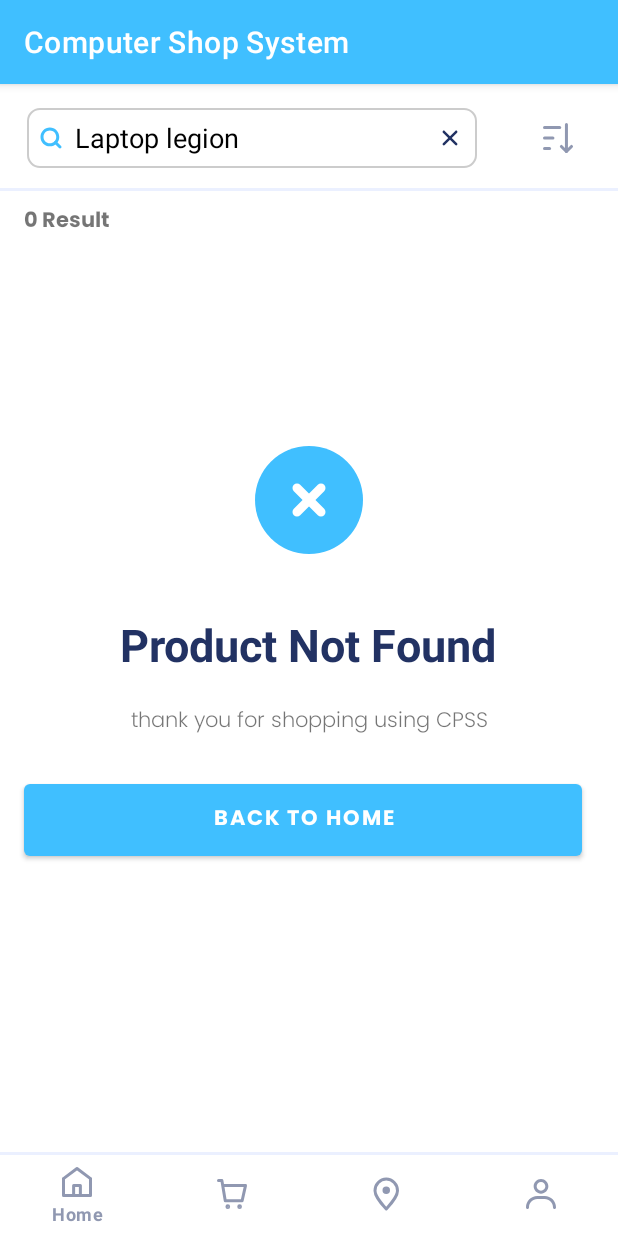
After one commit to Thuan0707/ComputerShopSystem, an Android app: the SearchNotFound screen opened directly, with no data from a screen before it, on a phone screen of 412 x 824 dp. The commit adds this screen. Run offline under Robolectric (Android 15) with nearby library versions, the phone set to English and light mode, and no system bars.

Commit message:
done 4 page

```diff
--- a/ComputerShopSystem/app/src/main/AndroidManifest.xml
+++ b/ComputerShopSystem/app/src/main/AndroidManifest.xml
@@ -9,7 +9,10 @@
         android:roundIcon="@mipmap/ic_launcher_round"
         android:supportsRtl="true"
         android:theme="@style/Theme.ComputerShopSystem">
-        <activity android:name=".View.ProductDetails"></activity>
+        <activity android:name=".View.SearchNotFound"></activity>
+        <activity android:name=".View.SearchResult" />
+        <activity android:name=".View.SearchInput" />
+        <activity android:name=".View.ProductDetails" />
         <activity android:name=".View.MainActivity">
             <intent-filter>
                 <action android:name="android.intent.action.MAIN" />
--- /dev/null
+++ b/ComputerShopSystem/app/src/main/java/com/example/computershopsystem/View/SearchNotFound.java
@@ -0,0 +1,16 @@
+package com.example.computershopsystem.View;
+
+import androidx.appcompat.app.AppCompatActivity;
+
+import android.os.Bundle;
+
+import com.example.computershopsystem.R;
+
+public class SearchNotFound extends AppCompatActivity {
+
+    @Override
+    protected void onCreate(Bundle savedInstanceState) {
+        super.onCreate(savedInstanceState);
+        setContentView(R.layout.activity_search_not_found);
+    }
+}
--- /dev/null
+++ b/ComputerShopSystem/app/src/main/res/drawable/ic_notfound.xml
@@ -0,0 +1,23 @@
+<vector xmlns:android="http://schemas.android.com/apk/res/android"
+    android:width="132dp"
+    android:height="132dp"
+    android:viewportWidth="132"
+    android:viewportHeight="132">
+  <path
+      android:pathData="M66,20L66,20A36,36 0,0 1,102 56L102,56A36,36 0,0 1,66 92L66,92A36,36 0,0 1,30 56L30,56A36,36 0,0 1,66 20z"
+      android:fillColor="#40BFFF"/>
+  <path
+      android:pathData="M58,64L74,48"
+      android:strokeLineJoin="round"
+      android:strokeWidth="6"
+      android:fillColor="#00000000"
+      android:strokeColor="#ffffff"
+      android:strokeLineCap="round"/>
+  <path
+      android:pathData="M58,48L74,64"
+      android:strokeLineJoin="round"
+      android:strokeWidth="6"
+      android:fillColor="#00000000"
+      android:strokeColor="#ffffff"
+      android:strokeLineCap="round"/>
+</vector>
--- /dev/null
+++ b/ComputerShopSystem/app/src/main/res/drawable/ic_plusx.xml
@@ -0,0 +1,14 @@
+<vector xmlns:android="http://schemas.android.com/apk/res/android"
+    android:width="20dp"
+    android:height="20dp"
+    android:viewportWidth="20"
+    android:viewportHeight="20">
+  <path
+      android:pathData="M14.7145,5.2862C15.0399,5.6116 15.0399,6.1392 14.7145,6.4647L6.4649,14.7142C6.1394,15.0397 5.6118,15.0397 5.2864,14.7142C4.9609,14.3888 4.9609,13.8612 5.2864,13.5357L13.5359,5.2862C13.8614,4.9607 14.389,4.9607 14.7145,5.2862Z"
+      android:fillColor="#223263"
+      android:fillType="evenOdd"/>
+  <path
+      android:pathData="M5.2855,5.2862C5.611,4.9607 6.1386,4.9607 6.464,5.2862L14.7136,13.5357C15.0391,13.8612 15.0391,14.3888 14.7136,14.7142C14.3882,15.0397 13.8606,15.0397 13.5351,14.7142L5.2855,6.4647C4.9601,6.1392 4.9601,5.6116 5.2855,5.2862Z"
+      android:fillColor="#223263"
+      android:fillType="evenOdd"/>
+</vector>
--- /dev/null
+++ b/ComputerShopSystem/app/src/main/res/drawable/ic_resource_short.xml
@@ -0,0 +1,41 @@
+<vector xmlns:android="http://schemas.android.com/apk/res/android"
+    android:width="24dp"
+    android:height="24dp"
+    android:viewportWidth="24"
+    android:viewportHeight="24">
+  <path
+      android:pathData="M3,12H8.625"
+      android:strokeLineJoin="round"
+      android:strokeWidth="2"
+      android:fillColor="#00000000"
+      android:strokeColor="#9098B1"
+      android:strokeLineCap="round"/>
+  <path
+      android:pathData="M17.625,3V21L21,17.625"
+      android:strokeLineJoin="round"
+      android:strokeWidth="2"
+      android:fillColor="#00000000"
+      android:strokeColor="#9098B1"
+      android:strokeLineCap="round"/>
+  <path
+      android:pathData="M3,5H13.125"
+      android:strokeLineJoin="round"
+      android:strokeWidth="2"
+      android:fillColor="#00000000"
+      android:strokeColor="#9098B1"
+      android:strokeLineCap="round"/>
+  <path
+      android:pathData="M3,19H6.375"
+      android:strokeLineJoin="round"
+      android:strokeWidth="2"
+      android:fillColor="#00000000"
+      android:strokeColor="#9098B1"
+      android:strokeLineCap="round"/>
+  <path
+      android:pathData="M17.625,21L14.25,17.625"
+      android:strokeLineJoin="round"
+      android:strokeWidth="2"
+      android:fillColor="#00000000"
+      android:strokeColor="#9098B1"
+      android:strokeLineCap="round"/>
+</vector>
--- /dev/null
+++ b/ComputerShopSystem/app/src/main/res/drawable/ic_searchtext.xml
@@ -0,0 +1,14 @@
+<vector xmlns:android="http://schemas.android.com/apk/res/android"
+    android:width="16dp"
+    android:height="16dp"
+    android:viewportWidth="16"
+    android:viewportHeight="16">
+  <path
+      android:pathData="M7.25,3C4.9028,3 3,4.9028 3,7.25C3,9.5972 4.9028,11.5 7.25,11.5C9.5972,11.5 11.5,9.5972 11.5,7.25C11.5,4.9028 9.5972,3 7.25,3ZM1,7.25C1,3.7982 3.7982,1 7.25,1C10.7018,1 13.5,3.7982 13.5,7.25C13.5,10.7018 10.7018,13.5 7.25,13.5C3.7982,13.5 1,10.7018 1,7.25Z"
+      android:fillColor="#40BFFF"
+      android:fillType="evenOdd"/>
+  <path
+      android:pathData="M10.2929,10.2929C10.6834,9.9024 11.3166,9.9024 11.7071,10.2929L14.7071,13.2929C15.0976,13.6834 15.0976,14.3166 14.7071,14.7071C14.3166,15.0976 13.6834,15.0976 13.2929,14.7071L10.2929,11.7071C9.9024,11.3166 9.9024,10.6834 10.2929,10.2929Z"
+      android:fillColor="#40BFFF"
+      android:fillType="evenOdd"/>
+</vector>
--- /dev/null
+++ b/ComputerShopSystem/app/src/main/res/drawable/seacher_notactive_bg.xml
@@ -0,0 +1,5 @@
+<?xml version="1.0" encoding="utf-8"?>
+<shape xmlns:android="http://schemas.android.com/apk/res/android">
+    <stroke android:width="1dp" android:color="#ccc"/>
+    <corners android:radius="8dp"/>
+</shape>
--- /dev/null
+++ b/ComputerShopSystem/app/src/main/res/drawable/search_bg.xml
@@ -0,0 +1,5 @@
+<?xml version="1.0" encoding="utf-8"?>
+<shape xmlns:android="http://schemas.android.com/apk/res/android">
+    <stroke android:width="1dp" android:color="#40BFFF"/>
+    <corners android:radius="8dp"/>
+</shape>
--- /dev/null
+++ b/ComputerShopSystem/app/src/main/res/layout/activity_search_not_found.xml
@@ -0,0 +1,140 @@
+<?xml version="1.0" encoding="utf-8"?>
+<androidx.constraintlayout.widget.ConstraintLayout xmlns:android="http://schemas.android.com/apk/res/android"
+    xmlns:app="http://schemas.android.com/apk/res-auto"
+    xmlns:tools="http://schemas.android.com/tools"
+    android:layout_width="match_parent"
+    android:layout_height="match_parent"
+    tools:context=".View.SearchNotFound">
+
+    <FrameLayout
+        android:id="@+id/fl_wrapper"
+        android:layout_width="wrap_content"
+        android:layout_height="wrap_content"
+        app:layout_constraintBottom_toBottomOf="parent"
+        app:layout_constraintEnd_toEndOf="parent"
+        app:layout_constraintStart_toStartOf="parent">
+
+        <com.google.android.material.bottomnavigation.BottomNavigationView
+            android:id="@+id/nav_bot"
+            android:layout_width="match_parent"
+            android:layout_height="wrap_content"
+
+            app:itemBackground="@color/white"
+            app:itemIconTint="#9098B1"
+            app:itemRippleColor="#201E1E"
+            app:itemTextColor="#9098B1"
+            app:menu="@menu/nav_bot">
+
+            <View
+                android:id="@+id/view2"
+                android:layout_width="match_parent"
+                android:layout_height="2dp"
+                android:background="#EBF0FF"
+                tools:ignore="MissingConstraints" />
+        </com.google.android.material.bottomnavigation.BottomNavigationView>
+    </FrameLayout>
+
+    <TextView
+        android:id="@+id/textView17"
+        android:layout_width="wrap_content"
+        android:layout_height="wrap_content"
+        android:layout_marginStart="16dp"
+        android:layout_marginTop="8dp"
+
+        android:fontFamily="@font/poppins_bold"
+        android:text="0 Result"
+        app:layout_constraintStart_toStartOf="parent"
+        app:layout_constraintTop_toBottomOf="@+id/view6" />
+
+    <ImageButton
+        android:id="@+id/imageButton4"
+        android:layout_width="wrap_content"
+        android:layout_height="40dp"
+        android:layout_marginTop="16dp"
+        android:layout_marginEnd="16dp"
+        android:backgroundTint="#FFFFFF"
+        android:scrollbarSize="4dp"
+        app:layout_constraintEnd_toEndOf="parent"
+        app:layout_constraintTop_toTopOf="parent"
+        app:srcCompat="@drawable/ic_resource_short" />
+
+    <EditText
+        android:id="@+id/editTextTextPersonName4"
+        android:layout_width="300dp"
+        android:layout_height="40dp"
+        android:layout_marginStart="18dp"
+        android:layout_marginTop="16dp"
+        android:background="@drawable/seacher_notactive_bg"
+        android:drawableLeft="@drawable/ic_searchtext"
+        android:drawableRight="@drawable/ic_plusx"
+        android:drawablePadding="8dp"
+        android:ems="10"
+        android:fontFamily="sans-serif"
+        android:hint="Search Product"
+        android:inputType="textPersonName"
+        android:padding="8dp"
+        android:text="Laptop legion"
+        android:textColor="@color/black"
+        app:layout_constraintStart_toStartOf="parent"
+        app:layout_constraintTop_toTopOf="parent" />
+
+    <View
+        android:id="@+id/view6"
+        android:layout_width="match_parent"
+        android:layout_height="2dp"
+        android:layout_marginTop="69dp"
+        android:background="#EBF0FF"
+        app:layout_constraintEnd_toEndOf="parent"
+        app:layout_constraintStart_toStartOf="parent"
+        app:layout_constraintTop_toTopOf="parent"
+        tools:ignore="MissingConstraints" />
+
+    <ImageView
+        android:id="@+id/imageView6"
+        android:layout_width="wrap_content"
+        android:layout_height="wrap_content"
+        android:layout_marginTop="150dp"
+        app:layout_constraintEnd_toEndOf="parent"
+        app:layout_constraintStart_toStartOf="parent"
+        app:layout_constraintTop_toBottomOf="@+id/view6"
+        app:srcCompat="@drawable/ic_notfound" />
+
+    <TextView
+        android:id="@+id/textView18"
+        android:layout_width="wrap_content"
+        android:layout_height="60dp"
+
+        android:text="Product Not Found"
+        android:textColor="#223263"
+        android:textSize="30dp"
+        android:textStyle="bold"
+        app:layout_constraintEnd_toEndOf="parent"
+        app:layout_constraintHorizontal_bias="0.497"
+        app:layout_constraintStart_toStartOf="parent"
+        app:layout_constraintTop_toBottomOf="@+id/imageView6" />
+
+    <TextView
+        android:id="@+id/textView21"
+        android:layout_width="match_parent"
+        android:layout_height="wrap_content"
+        android:fontFamily="@font/poppins_light"
+        android:text="thank you for shopping using CPSS"
+        android:textAlignment="center"
+        app:layout_constraintEnd_toEndOf="parent"
+        app:layout_constraintStart_toStartOf="parent"
+        app:layout_constraintTop_toBottomOf="@+id/textView18" />
+
+    <Button
+        android:id="@+id/button5"
+        android:layout_width="match_parent"
+        android:layout_height="60dp"
+        android:layout_marginStart="16dp"
+        android:layout_marginTop="24dp"
+        android:layout_marginEnd="24dp"
+        android:fontFamily="@font/poppins_bold"
+        android:text="Back to home"
+        app:layout_constraintEnd_toEndOf="parent"
+        app:layout_constraintStart_toStartOf="parent"
+        app:layout_constraintTop_toBottomOf="@+id/textView21" />
+
+</androidx.constraintlayout.widget.ConstraintLayout>
--- a/ComputerShopSystem/app/src/main/res/menu/nav_bot.xml
+++ b/ComputerShopSystem/app/src/main/res/menu/nav_bot.xml
@@ -8,7 +8,7 @@
     <item
         android:id="@+id/ic_cart"
         android:icon="@drawable/ic_cart"
-        android:title="Card"/>
+        android:title="Cart"/>
     <item
         android:id="@+id/ic_location"
         android:icon="@drawable/ic_location"
--- a/ComputerShopSystem/app/src/main/res/values/colors.xml
+++ b/ComputerShopSystem/app/src/main/res/values/colors.xml
@@ -7,4 +7,6 @@
     <color name="teal_700">#FF018786</color>
     <color name="black">#FF000000</color>
     <color name="white">#FFFFFFFF</color>
+    <color name="computershop">#40BFFF</color>
+
 </resources>
--- a/ComputerShopSystem/app/src/main/res/values/themes.xml
+++ b/ComputerShopSystem/app/src/main/res/values/themes.xml
@@ -2,7 +2,7 @@
     <!-- Base application theme. -->
     <style name="Theme.ComputerShopSystem" parent="Theme.MaterialComponents.DayNight.DarkActionBar">
         <!-- Primary brand color. -->
-        <item name="colorPrimary">@color/purple_500</item>
+        <item name="colorPrimary">@color/computershop</item>
         <item name="colorPrimaryVariant">@color/purple_700</item>
         <item name="colorOnPrimary">@color/white</item>
         <!-- Secondary brand color. -->
```
Also changed, not shown: ComputerShopSystem/app/src/main/java/com/example/computershopsystem/View/MainActivity.java (+13 -0 lines), ComputerShopSystem/app/src/main/java/com/example/computershopsystem/View/SearchInput.java (added, +16 -0 lines), ComputerShopSystem/app/src/main/java/com/example/computershopsystem/View/SearchResult.java (added, +16 -0 lines), ComputerShopSystem/app/src/main/res/layout/activity_main.xml (+40 -2 lines), ComputerShopSystem/app/src/main/res/layout/activity_product_details.xml (+13 -14 lines), ComputerShopSystem/app/src/main/res/layout/activity_search_input.xml (added, +79 -0 lines), ComputerShopSystem/app/src/main/res/layout/activity_search_result.xml (added, +115 -0 lines), ComputerShopSystem/app/src/main/res/drawable/itemresult.png (added).
